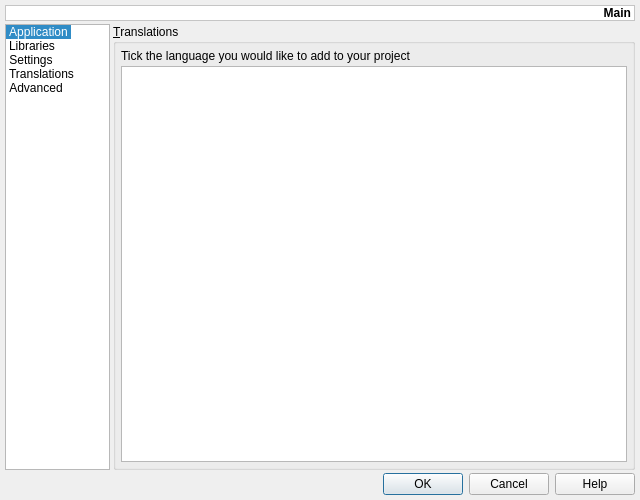
The window that v2/trunk/2006.2.0.0/plugins/projects/QMakev2/src/ui/UIQMakeProjectSettings.ui (testmana2/mks) describes before a commit, drawn with Qt 5.
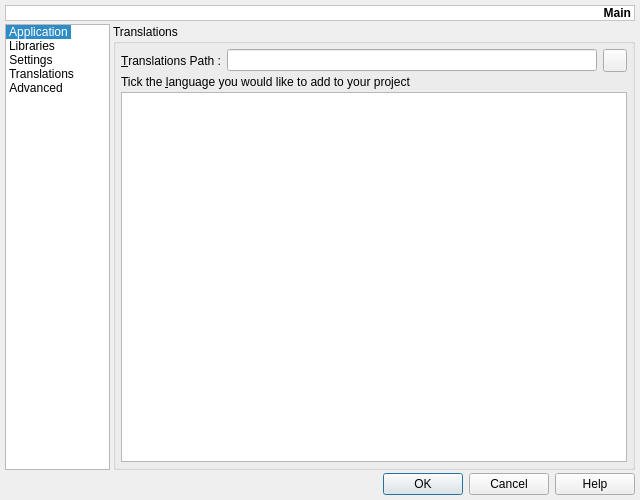
The same window after the commit. The open tabs and pages were chosen to show the change. Icons and pictures are not drawn.

Commit message: QMake plugin now manage subdirs project in project settings / project manager

```diff
--- a/v2/trunk/2006.2.0.0/plugins/projects/QMakev2/src/ui/UIQMakeProjectSettings.ui
+++ b/v2/trunk/2006.2.0.0/plugins/projects/QMakev2/src/ui/UIQMakeProjectSettings.ui
@@ -1000,7 +1000,7 @@
        <item>
         <widget class="QGroupBox" name="gbTranslations" >
          <property name="title" >
-          <string>&amp;Translations</string>
+          <string>Translations</string>
          </property>
          <layout class="QVBoxLayout" >
           <property name="margin" >
@@ -1009,10 +1009,43 @@
           <property name="spacing" >
            <number>3</number>
           </property>
+          <item>
+           <layout class="QHBoxLayout" >
+            <property name="margin" >
+             <number>0</number>
+            </property>
+            <property name="spacing" >
+             <number>6</number>
+            </property>
+            <item>
+             <widget class="QLabel" name="lTranslationsPath" >
+              <property name="text" >
+               <string>&amp;Translations Path :</string>
+              </property>
+              <property name="buddy" >
+               <cstring>tbTranslationsPath</cstring>
+              </property>
+             </widget>
+            </item>
+            <item>
+             <widget class="QLineEdit" name="leTranslationsPath" />
+            </item>
+            <item>
+             <widget class="QToolButton" name="tbTranslationsPath" >
+              <property name="icon" >
+               <iconset resource="../../../../../monkey/src/resources/resources.qrc" >:/Icons/Icons/folder_blue.png</iconset>
+              </property>
+             </widget>
+            </item>
+           </layout>
+          </item>
           <item>
            <widget class="QLabel" name="lTranslations" >
             <property name="text" >
-             <string>Tick the language you would like to add to your project</string>
+             <string>Tick the &amp;language you would like to add to your project</string>
+            </property>
+            <property name="buddy" >
+             <cstring>lwTranslations</cstring>
             </property>
            </widget>
           </item>
```
Left out of the diff: 8 changed lines with no effect on the pictures. The commit also changes 7 other files.
